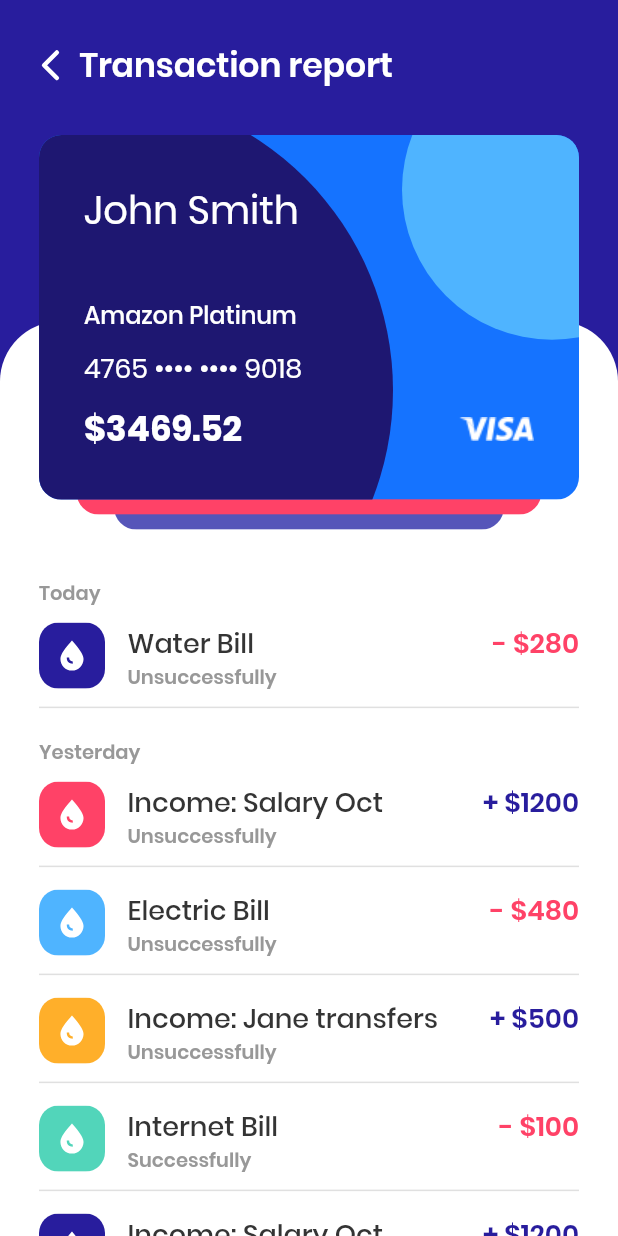
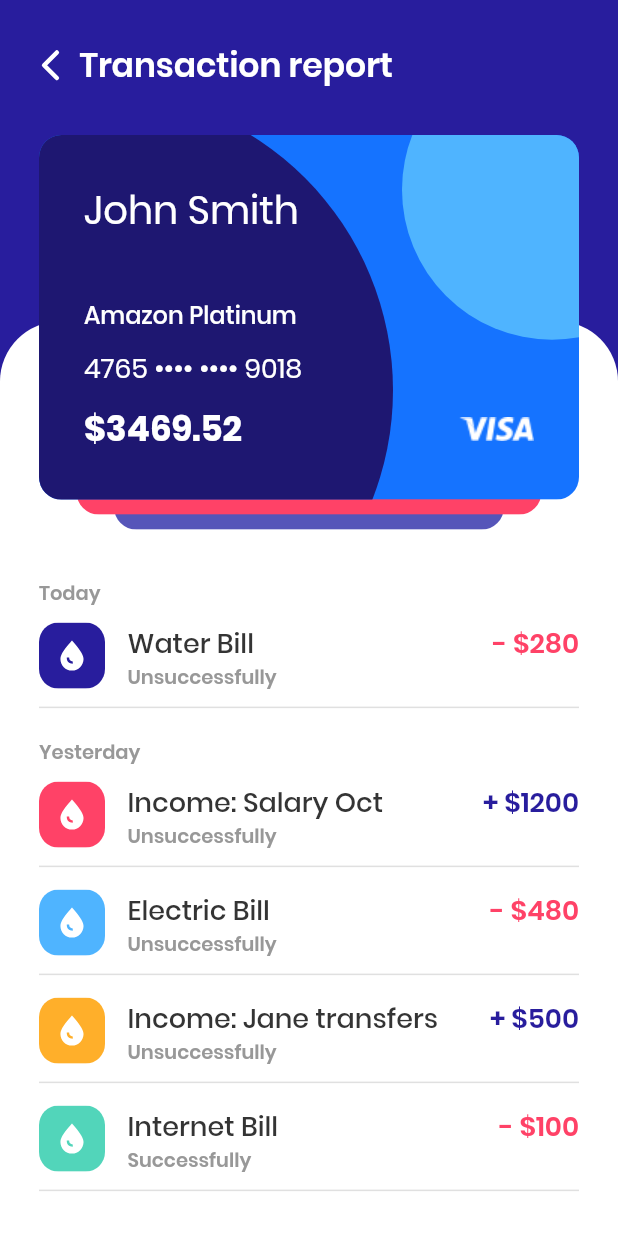
Before and after one commit to artebiakin/art_flutter, a Flutter app: the screen it shows after launch, on a phone screen of 412 x 824 dp. Run offline on Flutter 3.47's test engine with Material 2 defaults, Android fonts, the phone set to English and light mode, and no system bars.

Commit message:
release 1.0.2

```diff
--- a/lib/screens/MainScreen.dart
+++ b/lib/screens/MainScreen.dart
@@ -107,26 +107,6 @@ class _BodyState extends State<Body> {
           isSuccessfully: true,
           value: -100,
           data: yesterday),
-      Transaction(
-          name: 'Income: Salary Oct',
-          isSuccessfully: false,
-          value: 1200,
-          data: yesterday),
-      Transaction(
-          name: 'Electric Bill',
-          isSuccessfully: false,
-          value: -480,
-          data: yesterday),
-      Transaction(
-          name: 'Income: Jane transfers',
-          isSuccessfully: false,
-          value: 500,
-          data: yesterday),
-      Transaction(
-          name: 'Internet Bill',
-          isSuccessfully: true,
-          value: -100,
-          data: yesterday),
     ];
 
     return listTransaction;
```
